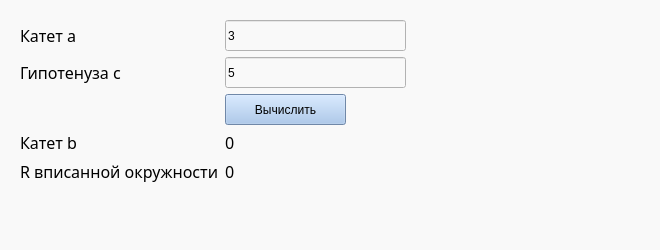
This is First_prorgamm/mainwindow.ui in ivtipm/oop2022-arsentyeva-n as Qt 5 draws it before an edit. The edited form follows.
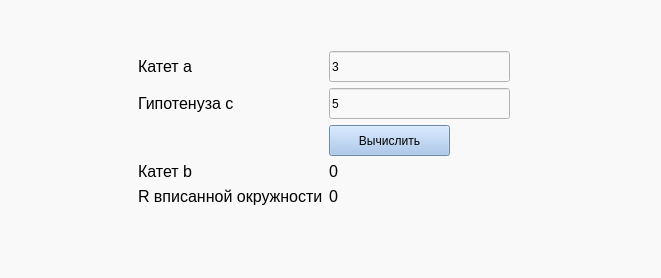
This is the edited form. Icons and pictures are not drawn.

```diff
--- a/First_prorgamm/mainwindow.ui
+++ b/First_prorgamm/mainwindow.ui
@@ -6,25 +6,12 @@
    <rect>
     <x>0</x>
     <y>0</y>
-    <width>660</width>
-    <height>250</height>
+    <width>661</width>
+    <height>278</height>
    </rect>
   </property>
-  <property name="minimumSize">
-   <size>
-    <width>660</width>
-    <height>250</height>
-   </size>
-  </property>
-  <property name="maximumSize">
-   <size>
-    <width>660</width>
-    <height>250</height>
-   </size>
-  </property>
   <property name="font">
    <font>
-    <family>Segoe UI Semilight</family>
     <pointsize>12</pointsize>
    </font>
   </property>
@@ -40,16 +27,9 @@
 selection-background-color: rgb(255, 85, 255);</string>
   </property>
   <widget class="QWidget" name="centralwidget">
-   <widget class="QWidget" name="">
-    <property name="geometry">
-     <rect>
-      <x>20</x>
-      <y>20</y>
-      <width>631</width>
-      <height>377</height>
-     </rect>
-    </property>
-    <layout class="QFormLayout" name="formLayout_2">
+   <layout class="QGridLayout" name="gridLayout_2">
+    <item row="1" column="1">
+     <layout class="QGridLayout" name="gridLayout">
      <item row="0" column="1">
       <widget class="QLabel" name="label">
        <property name="text">
@@ -63,26 +43,12 @@
        </property>
       </widget>
      </item>
-     <item row="1" column="1">
-      <spacer name="horizontalSpacer_2">
-       <property name="orientation">
-        <enum>Qt::Horizontal</enum>
-       </property>
-       <property name="sizeHint" stdset="0">
-        <size>
-         <width>17</width>
-         <height>20</height>
-        </size>
-       </property>
-      </spacer>
-     </item>
      <item row="0" column="0">
       <layout class="QFormLayout" name="formLayout">
        <item row="0" column="0">
         <widget class="QLabel" name="label_firstCathetus">
          <property name="font">
           <font>
-           <family>Segoe UI Semilight</family>
            <pointsize>12</pointsize>
           </font>
          </property>
@@ -114,7 +80,6 @@
         <widget class="QLabel" name="label_hypotenuse">
          <property name="font">
           <font>
-           <family>Segoe UI Semilight</family>
            <pointsize>12</pointsize>
           </font>
          </property>
@@ -169,7 +134,6 @@
         <widget class="QLabel" name="label_secondCathetus">
          <property name="font">
           <font>
-           <family>Segoe UI Semilight</family>
            <pointsize>12</pointsize>
           </font>
          </property>
@@ -178,11 +142,22 @@
          </property>
         </widget>
        </item>
+        <item row="3" column="1">
+         <widget class="QLabel" name="label_resultB">
+          <property name="font">
+           <font>
+            <pointsize>12</pointsize>
+           </font>
+          </property>
+          <property name="text">
+           <string>&lt;html&gt;&lt;head/&gt;&lt;body&gt;&lt;p&gt;0&lt;/p&gt;&lt;/body&gt;&lt;/html&gt;</string>
+          </property>
+         </widget>
+        </item>
        <item row="4" column="0">
         <widget class="QLabel" name="label_radius">
          <property name="font">
           <font>
-           <family>Segoe UI Semilight</family>
            <pointsize>12</pointsize>
           </font>
          </property>
@@ -195,7 +170,6 @@
         <widget class="QLabel" name="label_resultR">
          <property name="font">
           <font>
-           <family>Segoe UI Semilight</family>
            <pointsize>12</pointsize>
           </font>
          </property>
@@ -204,23 +178,63 @@
          </property>
         </widget>
        </item>
-       <item row="3" column="1">
-        <widget class="QLabel" name="label_resultB">
-         <property name="font">
-          <font>
-           <family>Segoe UI Semilight</family>
-           <pointsize>12</pointsize>
-          </font>
-         </property>
-         <property name="text">
-          <string>&lt;html&gt;&lt;head/&gt;&lt;body&gt;&lt;p&gt;0&lt;/p&gt;&lt;/body&gt;&lt;/html&gt;</string>
-         </property>
-        </widget>
-       </item>
-      </layout>
-     </item>
-    </layout>
-   </widget>
+       </layout>
+      </item>
+     </layout>
+    </item>
+    <item row="1" column="2">
+     <spacer name="horizontalSpacer_3">
+      <property name="orientation">
+       <enum>Qt::Horizontal</enum>
+      </property>
+      <property name="sizeHint" stdset="0">
+       <size>
+        <width>40</width>
+        <height>20</height>
+       </size>
+      </property>
+     </spacer>
+    </item>
+    <item row="1" column="0">
+     <spacer name="horizontalSpacer_2">
+      <property name="orientation">
+       <enum>Qt::Horizontal</enum>
+      </property>
+      <property name="sizeHint" stdset="0">
+       <size>
+        <width>40</width>
+        <height>20</height>
+       </size>
+      </property>
+     </spacer>
+    </item>
+    <item row="2" column="1">
+     <spacer name="verticalSpacer">
+      <property name="orientation">
+       <enum>Qt::Vertical</enum>
+      </property>
+      <property name="sizeHint" stdset="0">
+       <size>
+        <width>20</width>
+        <height>40</height>
+       </size>
+      </property>
+     </spacer>
+    </item>
+    <item row="0" column="1">
+     <spacer name="verticalSpacer_2">
+      <property name="orientation">
+       <enum>Qt::Vertical</enum>
+      </property>
+      <property name="sizeHint" stdset="0">
+       <size>
+        <width>20</width>
+        <height>40</height>
+       </size>
+      </property>
+     </spacer>
+    </item>
+   </layout>
   </widget>
   <widget class="QMenuBar" name="menubar">
    <property name="geometry">
```
Left out of the diff: 4 changed lines with no effect on the pictures. Lines whose indentation alone changed are shown as unchanged.
